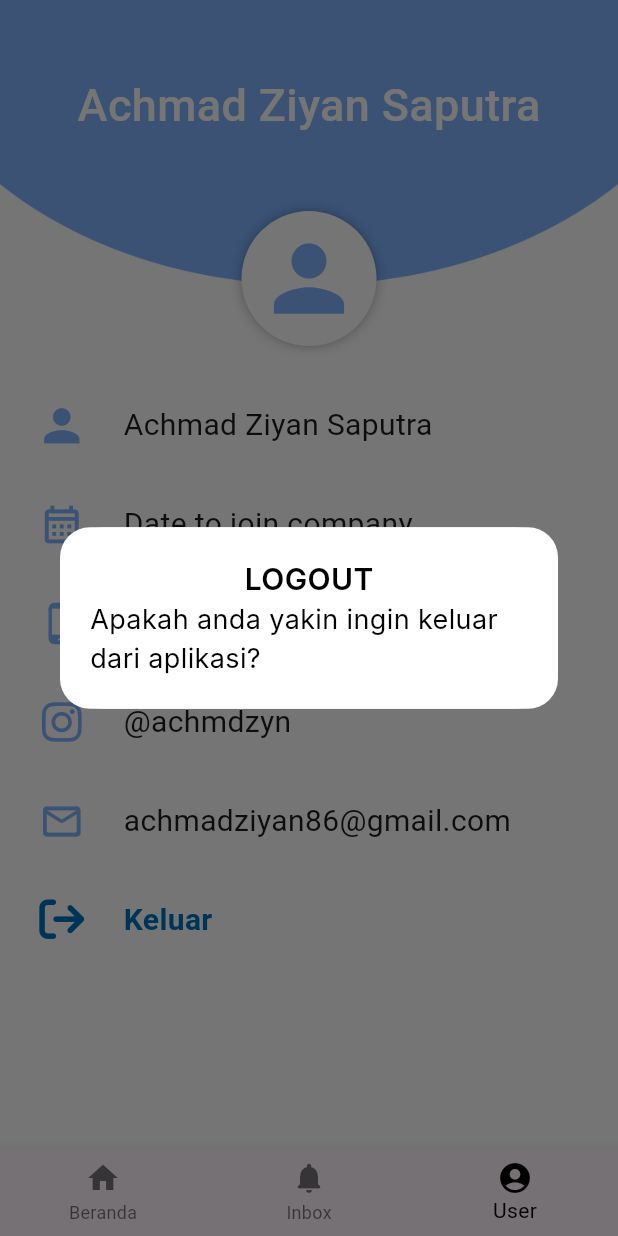
After one commit to Ziyan-11/Project-Flutter-Erdikha, a Flutter app: the NavigationScreen screen opened directly, item 3 of the bottom bar chosen, after a tap on "Keluar", on a phone screen of 412 x 824 dp. The commit adds this screen. Run offline on Flutter 3.47's test engine with Material 3 defaults, Android fonts, the phone set to English and light mode, and no system bars; our stand-ins replace carousel_slider, email_validator, font_awesome_flutter, get; Roboto replaces fonts that are missing (Inter).

Commit message:
feat(UI): UI home and user

```diff
--- a/erdhika/lib/main.dart
+++ b/erdhika/lib/main.dart
@@ -1,9 +1,17 @@
 import 'package:erdhika/screens/splash_screen.dart';
 import 'package:flutter/material.dart';
+import 'package:flutter/services.dart';
 import 'package:get/get.dart';
 
 void main() {
   runApp(const MyApp());
+  SystemChrome.setSystemUIOverlayStyle(
+    SystemUiOverlayStyle(
+      // systemNavigationBarColor: Color(0xff003380),
+      statusBarColor: Color(0xff80B3FF),
+      // statusBarIconBrightness: Brightness.light,
+    ),
+  );
 }
 
 class MyApp extends StatelessWidget {
--- /dev/null
+++ b/erdhika/lib/screens/home_screen.dart
@@ -0,0 +1,296 @@
+import 'package:flutter/material.dart';
+
+class HomeScreen extends StatefulWidget {
+  const HomeScreen({super.key});
+
+  @override
+  State<HomeScreen> createState() => _HomeScreenState();
+}
+
+class _HomeScreenState extends State<HomeScreen> {
+  List<Map> dataMorning = [
+    {
+      "image": "assets/images/morning-ideas1.png",
+      "title": "Pelemahan Harga Komoditas, Gimana Nasib IHSG?",
+    },
+    {
+      "image": "assets/images/morning-ideas2.png",
+      "title":
+          "Net Sell Asing Semakin Deras, Tapi IHSG Diselamatkan Oleh Kinerja Emiten",
+    },
+    {
+      "image": "assets/images/morning-ideas3.png",
+      "title": "GDP Amerika Tumbuh, IHSG Bakal Sumringah?",
+    },
+    {
+      "image": "assets/images/morning-ideas4.png",
+      "title": "IHSG Di Titik Rawan, Karena Ketidakpastian Global",
+    },
+    {
+      "image": "assets/images/morning-ideas5.png",
+      "title": "GDP Amerika Tumbuh, IHSG Bakal Sumringah?",
+    }
+  ];
+
+  @override
+  Widget build(BuildContext context) {
+    final width = MediaQuery.sizeOf(context).width;
+    final height = MediaQuery.sizeOf(context).height;
+
+    return Scaffold(
+      // extendBodyBehindAppBar: true,
+      body: Container(
+        color: Colors.white,
+        child: ListView(
+          children: [
+            Container(
+              padding: EdgeInsets.fromLTRB(22, 10, 22, 30),
+              decoration: BoxDecoration(
+                image: DecorationImage(
+                  fit: BoxFit.fill,
+                  image: AssetImage("assets/images/bg-appbar2.png"),
+                ),
+              ),
+              child: Column(
+                crossAxisAlignment: CrossAxisAlignment.start,
+                children: [
+                  Image.asset(
+                    "assets/images/logo.png",
+                    scale: 7.5,
+                  ),
+                  SizedBox(height: height * 0.07),
+                  Text(
+                    "Selamat Datang",
+                    style: TextStyle(
+                      color: Colors.white,
+                      fontWeight: FontWeight.bold,
+                      fontSize: 24,
+                    ),
+                  ),
+                  SizedBox(height: height * 0.01),
+                  Text(
+                    "Achmad Ziyan Saputra",
+                    style: TextStyle(
+                      color: Colors.white,
+                      // fontWeight: FontWeight.w600,
+                    ),
+                  )
+                ],
+              ),
+            ),
+            Container(
+              margin: EdgeInsets.fromLTRB(22, 42, 22, 22),
+              padding: EdgeInsets.symmetric(vertical: 12, horizontal: 4),
+              decoration: BoxDecoration(
+                color: Colors.white,
+                borderRadius: BorderRadius.circular(10),
+                boxShadow: [
+                  BoxShadow(blurRadius: 6, spreadRadius: -4),
+                ],
+              ),
+              child: Wrap(
+                alignment: WrapAlignment.spaceBetween,
+                // spacing: width * 0.15,
+                runSpacing: 18,
+                children: [
+                  GestureDetector(
+                    onTap: () => debugPrint("memo click"),
+                    child: SizedBox(
+                      width: width * 0.26,
+                      child: Column(
+                        mainAxisAlignment: MainAxisAlignment.center,
+                        children: [
+                          Image.asset("assets/images/icon-memo.png", scale: 3),
+                          Text(
+                            "Memo",
+                            textAlign: TextAlign.center,
+                          ),
+                        ],
+                      ),
+                    ),
+                  ),
+                  GestureDetector(
+                    onTap: () => debugPrint("Opening Account Trackers click"),
+                    child: SizedBox(
+                      width: width * 0.3,
+                      // height: height * 0.125,
+                      child: Column(
+                        children: [
+                          Image.asset("assets/images/icon-acc_tracker.png",
+                              scale: 3),
+                          Text(
+                            "Opening Account Trackers",
+                            textAlign: TextAlign.center,
+                          ),
+                        ],
+                      ),
+                    ),
+                  ),
+                  GestureDetector(
+                    onTap: () => debugPrint("user click"),
+                    child: SizedBox(
+                      width: width * 0.26,
+                      child: Column(
+                        children: [
+                          Image.asset("assets/images/icon-user.png", scale: 3),
+                          Text(
+                            "User",
+                            textAlign: TextAlign.center,
+                          ),
+                        ],
+                      ),
+                    ),
+                  ),
+                  GestureDetector(
+                    onTap: () => debugPrint("banners click"),
+                    child: SizedBox(
+                      width: width * 0.26,
+                      child: Column(
+                        children: [
+                          Image.asset("assets/images/icon-banner.png",
+                              scale: 3),
+                          Text(
+                            "Gambar Banners",
+                            textAlign: TextAlign.center,
+                          ),
+                        ],
+                      ),
+                    ),
+                  ),
+                  GestureDetector(
+                    onTap: () => debugPrint("riset click"),
+                    child: SizedBox(
+                      width: width * 0.26,
+                      child: Column(
+                        mainAxisAlignment: MainAxisAlignment.center,
+                        children: [
+                          Image.asset("assets/images/icon-riset.png", scale: 3),
+                          Text(
+                            "Riset",
+                            textAlign: TextAlign.center,
+                          ),
+                        ],
+                      ),
+                    ),
+                  ),
+                  GestureDetector(
+                    onTap: () => debugPrint("invest bank click"),
+                    child: SizedBox(
+                      width: width * 0.26,
+                      child: Column(
+                        children: [
+                          Image.asset("assets/images/icon-invest_bank.png",
+                              scale: 3),
+                          Text(
+                            "Invesment Banking",
+                            textAlign: TextAlign.center,
+                          ),
+                        ],
+                      ),
+                    ),
+                  ),
+                ],
+              ),
+            ),
+            Container(
+              padding: EdgeInsets.fromLTRB(22, 0, 22, 0),
+              child: Row(
+                mainAxisAlignment: MainAxisAlignment.spaceBetween,
+                children: [
+                  Text(
+                    "Morning Ideas",
+                    style: TextStyle(
+                      fontWeight: FontWeight.w500,
+                      fontSize: 16,
+                    ),
+                  ),
+                  Row(
+                    children: [
+                      Text(
+                        "Lihat Semua",
+                        style: TextStyle(fontWeight: FontWeight.w500),
+                      ),
+                      SizedBox(width: 8),
+                      Icon(
+                        Icons.arrow_forward_ios_rounded,
+                        size: 18,
+                      )
+                    ],
+                  ),
+                ],
+              ),
+            ),
+            // SizedBox(height: 20),
+            Container(
+              height: height * 0.23,
+              // margin: EdgeInsets.symmetric(vertical: 20),
+              child: ListView.separated(
+                // shrinkWrap: true,
+                physics: BouncingScrollPhysics(),
+                padding: EdgeInsets.fromLTRB(22, 20, 22, 20),
+                scrollDirection: Axis.horizontal,
+                itemCount: dataMorning.length,
+                separatorBuilder: (context, index) => SizedBox(width: 20),
+                itemBuilder: (context, index) {
+                  return Container(
+                    width: width * 0.60,
+                    // height: height * 0.4,
+                    decoration: BoxDecoration(
+                      color: Colors.white,
+                      boxShadow: [
+                        BoxShadow(
+                          // offset: Offset(0, 4),
+                          blurRadius: 5,
+                          spreadRadius: -3,
+                        ),
+                      ],
+                      borderRadius: BorderRadius.circular(10),
+                    ),
+                    child: Column(
+                      // shrinkWrap: true,
+                      // physics: NeverScrollableScrollPhysics(),
+                      children: [
+                        Image.asset(dataMorning[index]["image"]),
+                        Expanded(
+                          child: Container(
+                            height: double.infinity,
+                            padding: const EdgeInsets.all(8.0),
+                            child: Column(
+                              mainAxisAlignment: MainAxisAlignment.spaceBetween,
+                              // shrinkWrap: true,
+                              // physics: NeverScrollableScrollPhysics(),
+                              // padding: EdgeInsets.all(8),
+                              children: [
+                                Text(
+                                  dataMorning[index]["title"],
+                                  overflow: TextOverflow.ellipsis,
+                                  maxLines: 2,
+                                  style: TextStyle(
+                                    fontSize: 13,
+                                    fontWeight: FontWeight.w500,
+                                  ),
+                                ),
+                                Align(
+                                  alignment: Alignment.bottomRight,
+                                  child: Text(
+                                    "2023-10-31 01:51:19",
+                                    // textAlign: TextAlign.end,
+                                    style: TextStyle(fontSize: 8),
+                                  ),
+                                )
+                              ],
+                            ),
+                          ),
+                        )
+                      ],
+                    ),
+                  );
+                },
+              ),
+            ),
+          ],
+        ),
+      ),
+    );
+  }
+}
--- /dev/null
+++ b/erdhika/lib/screens/inbox_screen.dart
@@ -0,0 +1,15 @@
+import 'package:flutter/material.dart';
+
+class InboxScreen extends StatefulWidget {
+  const InboxScreen({super.key});
+
+  @override
+  State<InboxScreen> createState() => _InboxScreenState();
+}
+
+class _InboxScreenState extends State<InboxScreen> {
+  @override
+  Widget build(BuildContext context) {
+    return Scaffold();
+  }
+}
--- a/erdhika/lib/screens/login_screen.dart
+++ b/erdhika/lib/screens/login_screen.dart
@@ -1,5 +1,6 @@
 import 'package:email_validator/email_validator.dart';
 import 'package:erdhika/screens/forgot_password_screen.dart';
+import 'package:erdhika/screens/navigation_screen.dart';
 import 'package:erdhika/screens/register_screen.dart';
 import 'package:erdhika/widgets/button_main_widget.dart';
 import 'package:flutter/material.dart';
@@ -123,6 +124,7 @@ class _LoginScreenState extends State<LoginScreen> {
                   ),
                   SizedBox(height: 30),
                   ButtonMainWidget(
+                    onTap: () => Get.offAll(() => NavigationScreen()),
                     text: Text(
                       "Login",
                       style: TextStyle(color: Colors.white),
--- /dev/null
+++ b/erdhika/lib/screens/navigation_screen.dart
@@ -0,0 +1,60 @@
+import 'package:erdhika/screens/home_screen.dart';
+import 'package:erdhika/screens/inbox_screen.dart';
+import 'package:erdhika/screens/user_screen.dart';
+import 'package:flutter/material.dart';
+import 'package:flutter/services.dart';
+
+class NavigationScreen extends StatefulWidget {
+  const NavigationScreen({super.key});
+
+  @override
+  State<NavigationScreen> createState() => _NavigationScreenState();
+}
+
+class _NavigationScreenState extends State<NavigationScreen> {
+  int _selectedIndex = 0;
+  List screenBar = [
+    HomeScreen(),
+    InboxScreen(),
+    UserScreen(),
+  ];
+  @override
+  Widget build(BuildContext context) {
+    return Scaffold(
+      // extendBodyBehindAppBar: true,
+      // appBar: AppBar(
+      //   elevation: 0,
+      //   toolbarHeight: 0,
+      //   backgroundColor: Colors.transparent,
+      //   systemOverlayStyle: SystemUiOverlayStyle(
+      //     statusBarColor: Color(0xff80B3FF)
+      //   ),
+      // ),
+      body: screenBar.elementAt(_selectedIndex),
+      bottomNavigationBar: BottomNavigationBar(
+        items: [
+          BottomNavigationBarItem(
+            icon: Icon(Icons.home),
+            label: 'Beranda',
+          ),
+          BottomNavigationBarItem(
+            icon: Icon(Icons.notifications_rounded),
+            label: 'Inbox',
+          ),
+          BottomNavigationBarItem(
+            icon: Icon(Icons.account_circle_rounded),
+            label: 'User',
+          ),
+        ],
+        currentIndex: _selectedIndex,
+        selectedItemColor: Colors.black,
+        // elevation: 50,
+        onTap: (value) {
+          setState(() {
+            _selectedIndex = value;
+          });
+        },
+      ),
+    );
+  }
+}
--- /dev/null
+++ b/erdhika/lib/screens/user_screen.dart
@@ -0,0 +1,249 @@
+import 'package:flutter/material.dart';
+import 'package:font_awesome_flutter/font_awesome_flutter.dart';
+
+class UserScreen extends StatefulWidget {
+  const UserScreen({super.key});
+
+  @override
+  State<UserScreen> createState() => _UserScreenState();
+}
+
+class _UserScreenState extends State<UserScreen> {
+  @override
+  Widget build(BuildContext context) {
+    final width = MediaQuery.sizeOf(context).width;
+    final height = MediaQuery.sizeOf(context).height;
+
+    return SafeArea(
+      child: Scaffold(
+        body: Container(
+          color: Colors.white,
+          child: ListView(
+            children: [
+              Container(
+                // alignment: Alignment.bottomCenter,
+                height: height * 0.28,
+                decoration: BoxDecoration(
+                  image: DecorationImage(
+                    fit: BoxFit.fill,
+                    image: AssetImage("assets/images/appbar-user.png"),
+                  ),
+                ),
+                child: Column(
+                  children: [
+                    Expanded(
+                      child: Center(
+                        child: Text(
+                          "Achmad Ziyan Saputra",
+                          style: TextStyle(
+                              color: Colors.white,
+                              fontSize: 30,
+                              fontWeight: FontWeight.w500),
+                        ),
+                      ),
+                    ),
+                    Container(
+                      width: 90,
+                      height: 90,
+                      decoration: BoxDecoration(
+                          color: Colors.white,
+                          borderRadius: BorderRadius.circular(100),
+                          boxShadow: [
+                            BoxShadow(blurRadius: 10, spreadRadius: -6)
+                          ]),
+                      child: Icon(
+                        Icons.person,
+                        size: 70,
+                        color: Color(0xff80B3FF),
+                      ),
+                    ),
+                  ],
+                ),
+              ),
+              SizedBox(height: 20),
+              SizedBox(
+                height: height * 0.08,
+                child: Row(
+                  children: [
+                    SizedBox(
+                      width: width * 0.2,
+                      child: Center(
+                        child: Icon(
+                          Icons.person,
+                          size: 35,
+                          color: Color(0xff80B3FF),
+                        ),
+                      ),
+                    ),
+                    Text(
+                      "Achmad Ziyan Saputra",
+                      style: TextStyle(fontSize: 20),
+                    ),
+                  ],
+                ),
+              ),
+              // SizedBox(height: 25),
+              SizedBox(
+                height: height * 0.08,
+                child: Row(
+                  children: [
+                    SizedBox(
+                      width: width * 0.2,
+                      child: Center(
+                        child: Icon(
+                          Icons.calendar_month_outlined,
+                          size: 30,
+                          color: Color(0xff80B3FF),
+                        ),
+                      ),
+                    ),
+                    Text(
+                      "Date to join company",
+                      style: TextStyle(fontSize: 20),
+                    ),
+                  ],
+                ),
+              ),
+              // SizedBox(height: 25),
+              SizedBox(
+                height: height * 0.08,
+                child: Row(
+                  children: [
+                    SizedBox(
+                      width: width * 0.2,
+                      child: Center(
+                        child: Icon(
+                          Icons.phone_android,
+                          size: 30,
+                          color: Color(0xff80B3FF),
+                        ),
+                      ),
+                    ),
+                    Text(
+                      "0821-1110-8527",
+                      style: TextStyle(fontSize: 20),
+                    ),
+                  ],
+                ),
+              ),
+              // SizedBox(height: 25),
+              SizedBox(
+                height: height * 0.08,
+                child: Row(
+                  children: [
+                    SizedBox(
+                      width: width * 0.2,
+                      child: Center(
+                          child: Icon(
+                        FontAwesomeIcons.instagram,
+                        size: 30,
+                        color: Color(0xff80B3FF),
+                      )),
+                    ),
+                    Text(
+                      "@achmdzyn",
+                      style: TextStyle(fontSize: 20),
+                    ),
+                  ],
+                ),
+              ),
+              // SizedBox(height: 25),
+              SizedBox(
+                height: height * 0.08,
+                child: Row(
+                  children: [
+                    SizedBox(
+                      width: width * 0.2,
+                      child: Center(
+                        child: Icon(
+                          Icons.mail_outline_rounded,
+                          size: 30,
+                          color: Color(0xff80B3FF),
+                        ),
+                      ),
+                    ),
+                    Text(
+                      "achmadziyan86@gmail.com",
+                      style: TextStyle(fontSize: 20),
+                    ),
+                  ],
+                ),
+              ),
+              // SizedBox(height: 25),
+              Material(
+                color: Colors.transparent,
+                child: InkWell(
+                  onTap: () {
+                    showDialog(
+                      context: context,
+                      builder: (context) {
+                        return Dialog(
+                          child: Container(
+                            padding: EdgeInsets.all(20),
+                            decoration: BoxDecoration(
+                              color: Colors.white,
+                              borderRadius: BorderRadius.circular(20),
+                            ),
+                            child: Column(
+                              mainAxisSize: MainAxisSize.min,
+                              children: [
+                                Text(
+                                  "LOGOUT",
+                                  style: TextStyle(
+                                    color: Colors.black,
+                                    fontSize: 20,
+                                    fontFamily: 'Inter',
+                                    fontWeight: FontWeight.w600,
+                                  ),
+                                ),
+                                Text(
+                                  "Apakah anda yakin ingin keluar dari aplikasi?",
+                                  style: TextStyle(
+                                    color: Colors.black,
+                                    fontSize: 18,
+                                    fontFamily: 'Inter',
+                                    fontWeight: FontWeight.w400,
+                                  ),
+                                ),
+
+                              ],
+                            ),
+                          ),
+                        );
+                      },
+                    );
+                  },
+                  child: SizedBox(
+                    height: height * 0.08,
+                    child: Row(
+                      children: [
+                        SizedBox(
+                          width: width * 0.2,
+                          child: Center(
+                            child: Icon(
+                              FontAwesomeIcons.arrowRightFromBracket,
+                              size: 30,
+                              color: Color(0xff0071BC),
+                            ),
+                          ),
+                        ),
+                        Text(
+                          "Keluar",
+                          style: TextStyle(
+                            fontSize: 20,
+                            fontWeight: FontWeight.bold,
+                            color: Color(0xff0071BC),
+                          ),
+                        ),
+                      ],
+                    ),
+                  ),
+                ),
+              ),
+            ],
+          ),
+        ),
+      ),
+    );
+  }
+}
```
Also changed, not shown: erdhika/assets/images/appbar-user.png (added), erdhika/assets/images/bg-appbar2.png (added), erdhika/assets/images/icon-acc_tracker.png (added), erdhika/assets/images/icon-banner.png (added), erdhika/assets/images/icon-invest_bank.png (added), erdhika/assets/images/icon-memo.png (added), erdhika/assets/images/icon-riset.png (added), erdhika/assets/images/icon-user.png (added), erdhika/assets/images/morning-ideas1.png (added), erdhika/assets/images/morning-ideas2.png (added), erdhika/assets/images/morning-ideas3.png (added), erdhika/assets/images/morning-ideas4.png (added), erdhika/assets/images/morning-ideas5.png (added).
